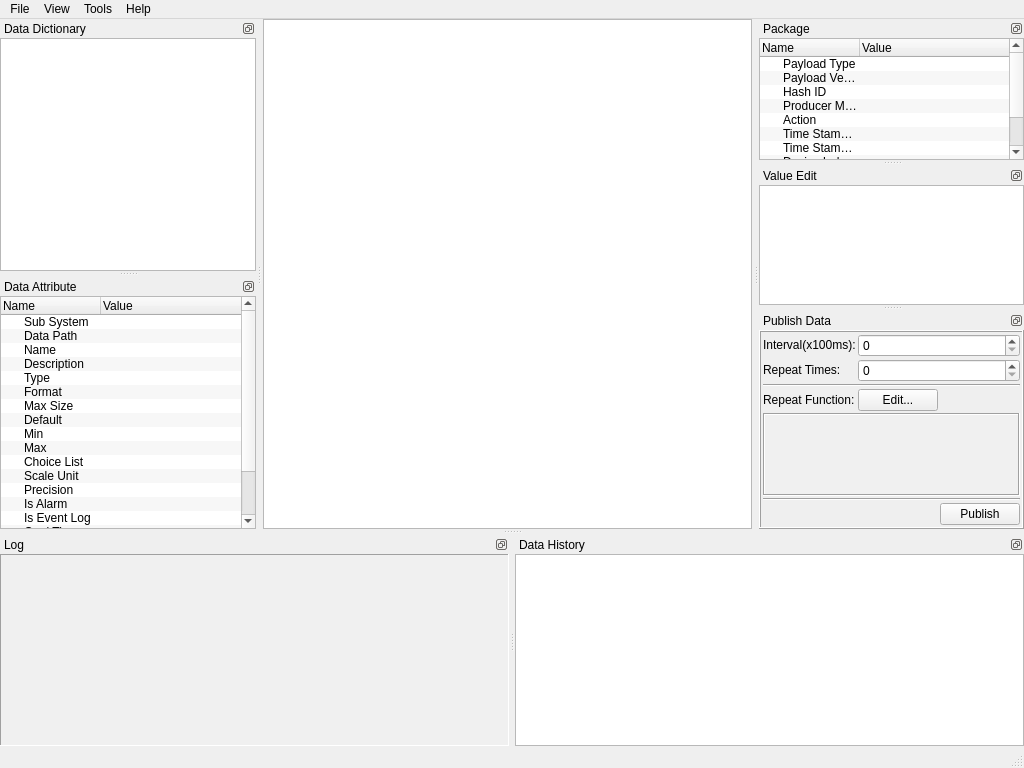
The window that simulator/uiapplication/WinMainUi.ui (zhanddkk/mqtt-utility) describes before a commit, drawn with Qt 5.
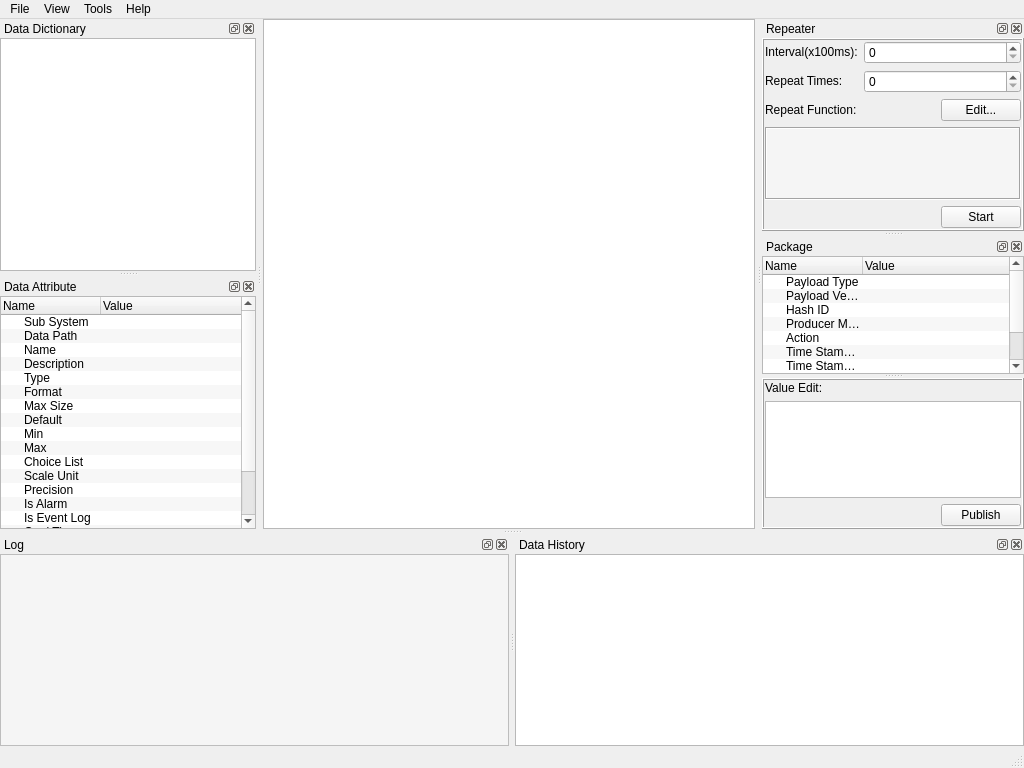
The same window after the commit. Icons and pictures are not drawn.

Commit message: Add repeat of publish feature

Patch:
```diff
--- a/simulator/uiapplication/WinMainUi.ui
+++ b/simulator/uiapplication/WinMainUi.ui
@@ -117,7 +117,7 @@
   <widget class="QStatusBar" name="statusbar"/>
   <widget class="QDockWidget" name="dockWidget">
    <property name="features">
-    <set>QDockWidget::DockWidgetFloatable|QDockWidget::DockWidgetMovable</set>
+    <set>QDockWidget::AllDockWidgetFeatures</set>
    </property>
    <property name="windowTitle">
     <string>Data Dictionary</string>
@@ -160,7 +160,7 @@
   </widget>
   <widget class="QDockWidget" name="dockWidget_2">
    <property name="features">
-    <set>QDockWidget::DockWidgetFloatable|QDockWidget::DockWidgetMovable</set>
+    <set>QDockWidget::AllDockWidgetFeatures</set>
    </property>
    <property name="windowTitle">
     <string>Log</string>
@@ -182,7 +182,7 @@
      <property name="bottomMargin">
       <number>0</number>
      </property>
-     <item row="0" column="0">
+     <item row="1" column="0">
       <widget class="QPlainTextEdit" name="log_plain_text_edit">
        <property name="font">
         <font>
@@ -191,10 +191,10 @@
         </font>
        </property>
        <property name="styleSheet">
-        <string notr="true">background-color: rgb(240, 240, 240);</string>
+        <string notr="true">background-color: rgb(245, 245, 245);</string>
        </property>
        <property name="frameShape">
-        <enum>QFrame::Panel</enum>
+        <enum>QFrame::StyledPanel</enum>
        </property>
        <property name="readOnly">
         <bool>true</bool>
@@ -206,7 +206,7 @@
   </widget>
   <widget class="QDockWidget" name="dockWidget_3">
    <property name="features">
-    <set>QDockWidget::DockWidgetFloatable|QDockWidget::DockWidgetMovable</set>
+    <set>QDockWidget::AllDockWidgetFeatures</set>
    </property>
    <property name="windowTitle">
     <string>Data Attribute</string>
@@ -354,158 +354,10 @@
   </widget>
   <widget class="QDockWidget" name="dockWidget_4">
    <property name="features">
-    <set>QDockWidget::DockWidgetFloatable|QDockWidget::DockWidgetMovable</set>
+    <set>QDockWidget::AllDockWidgetFeatures</set>
    </property>
    <property name="windowTitle">
-    <string>Package</string>
-   </property>
-   <attribute name="dockWidgetArea">
-    <number>2</number>
-   </attribute>
-   <widget class="QWidget" name="dockWidgetContents_4">
-    <layout class="QGridLayout" name="gridLayout_5">
-     <property name="leftMargin">
-      <number>0</number>
-     </property>
-     <property name="topMargin">
-      <number>0</number>
-     </property>
-     <property name="rightMargin">
-      <number>0</number>
-     </property>
-     <property name="bottomMargin">
-      <number>0</number>
-     </property>
-     <item row="0" column="0">
-      <widget class="QTreeWidget" name="package_tree_widget">
-       <property name="alternatingRowColors">
-        <bool>true</bool>
-       </property>
-       <column>
-        <property name="text">
-         <string>Name</string>
-        </property>
-       </column>
-       <column>
-        <property name="text">
-         <string>Value</string>
-        </property>
-       </column>
-       <item>
-        <property name="text">
-         <string>Payload Type</string>
-        </property>
-        <property name="flags">
-         <set>ItemIsSelectable|ItemIsEditable|ItemIsDragEnabled|ItemIsUserCheckable|ItemIsEnabled</set>
-        </property>
-       </item>
-       <item>
-        <property name="text">
-         <string>Payload Version</string>
-        </property>
-        <property name="flags">
-         <set>ItemIsSelectable|ItemIsEditable|ItemIsDragEnabled|ItemIsUserCheckable|ItemIsEnabled</set>
-        </property>
-       </item>
-       <item>
-        <property name="text">
-         <string>Hash ID</string>
-        </property>
-       </item>
-       <item>
-        <property name="text">
-         <string>Producer Mask</string>
-        </property>
-        <property name="flags">
-         <set>ItemIsSelectable|ItemIsEditable|ItemIsDragEnabled|ItemIsUserCheckable|ItemIsEnabled</set>
-        </property>
-       </item>
-       <item>
-        <property name="text">
-         <string>Action</string>
-        </property>
-        <property name="flags">
-         <set>ItemIsSelectable|ItemIsEditable|ItemIsDragEnabled|ItemIsUserCheckable|ItemIsEnabled</set>
-        </property>
-       </item>
-       <item>
-        <property name="text">
-         <string>Time Stamp (ms)</string>
-        </property>
-        <property name="flags">
-         <set>ItemIsSelectable|ItemIsEditable|ItemIsDragEnabled|ItemIsUserCheckable|ItemIsEnabled</set>
-        </property>
-       </item>
-       <item>
-        <property name="text">
-         <string>Time Stamp (s)</string>
-        </property>
-        <property name="flags">
-         <set>ItemIsSelectable|ItemIsEditable|ItemIsDragEnabled|ItemIsUserCheckable|ItemIsEnabled</set>
-        </property>
-       </item>
-       <item>
-        <property name="text">
-         <string>Device Index</string>
-        </property>
-       </item>
-       <item>
-        <property name="text">
-         <string>Data Obj Ref Type</string>
-        </property>
-        <property name="flags">
-         <set>ItemIsSelectable|ItemIsEditable|ItemIsDragEnabled|ItemIsUserCheckable|ItemIsEnabled</set>
-        </property>
-       </item>
-       <item>
-        <property name="text">
-         <string>Data Obj Ref Value</string>
-        </property>
-        <property name="flags">
-         <set>ItemIsSelectable|ItemIsEditable|ItemIsDragEnabled|ItemIsUserCheckable|ItemIsEnabled</set>
-        </property>
-       </item>
-      </widget>
-     </item>
-    </layout>
-   </widget>
-  </widget>
-  <widget class="QDockWidget" name="dockWidget_5">
-   <property name="features">
-    <set>QDockWidget::DockWidgetFloatable|QDockWidget::DockWidgetMovable</set>
-   </property>
-   <property name="windowTitle">
-    <string>Value Edit</string>
-   </property>
-   <attribute name="dockWidgetArea">
-    <number>2</number>
-   </attribute>
-   <widget class="QWidget" name="dockWidgetContents_5">
-    <layout class="QGridLayout" name="gridLayout_6">
-     <property name="leftMargin">
-      <number>0</number>
-     </property>
-     <property name="topMargin">
-      <number>0</number>
-     </property>
-     <property name="rightMargin">
-      <number>0</number>
-     </property>
-     <property name="bottomMargin">
-      <number>0</number>
-     </property>
-     <item row="0" column="0">
-      <widget class="QTreeView" name="value_edit_tree_view"/>
-     </item>
-    </layout>
-   </widget>
-  </widget>
-  <widget class="QDockWidget" name="dockWidget_6">
-   <property name="features">
-    <set>QDockWidget::DockWidgetFloatable|QDockWidget::DockWidgetMovable</set>
-   </property>
-   <property name="windowTitle">
-    <string>Publish Data</string>
+    <string>Repeater</string>
    </property>
    <attribute name="dockWidgetArea">
     <number>2</number>
@@ -534,76 +386,32 @@
        </property>
        <layout class="QGridLayout" name="gridLayout_9">
         <property name="leftMargin">
-         <number>2</number>
+         <number>1</number>
         </property>
         <property name="topMargin">
-         <number>2</number>
+         <number>1</number>
         </property>
         <property name="rightMargin">
-         <number>2</number>
+         <number>1</number>
         </property>
         <property name="bottomMargin">
-         <number>2</number>
+         <number>1</number>
         </property>
-        <property name="spacing">
-         <number>2</number>
-        </property>
-        <item row="0" column="0">
-         <widget class="QLabel" name="label">
-          <property name="sizePolicy">
-           <sizepolicy hsizetype="Fixed" vsizetype="Fixed">
-            <horstretch>0</horstretch>
-            <verstretch>0</verstretch>
-           </sizepolicy>
-          </property>
-          <property name="text">
-           <string>Interval(x100ms):</string>
-          </property>
-         </widget>
-        </item>
-        <item row="3" column="1">
-         <widget class="QPushButton" name="edit_user_function_push_button">
-          <property name="sizePolicy">
-           <sizepolicy hsizetype="Fixed" vsizetype="Fixed">
-            <horstretch>0</horstretch>
-            <verstretch>0</verstretch>
-           </sizepolicy>
-          </property>
-          <property name="text">
-           <string>Edit...</string>
-          </property>
-         </widget>
-        </item>
-        <item row="3" column="0">
-         <widget class="QLabel" name="label_3">
-          <property name="sizePolicy">
-           <sizepolicy hsizetype="Fixed" vsizetype="Fixed">
-            <horstretch>0</horstretch>
-            <verstretch>0</verstretch>
-           </sizepolicy>
-          </property>
-          <property name="text">
-           <string>Repeat Function:</string>
-          </property>
-         </widget>
-        </item>
-        <item row="0" column="1" colspan="2">
-         <widget class="QSpinBox" name="interval_spin_box">
-          <property name="sizePolicy">
-           <sizepolicy hsizetype="Minimum" vsizetype="Fixed">
-            <horstretch>0</horstretch>
-            <verstretch>0</verstretch>
-           </sizepolicy>
-          </property>
-         </widget>
-        </item>
-        <item row="1" column="1" colspan="2">
-         <widget class="QSpinBox" name="repeate_times_spin_box"/>
-        </item>
-        <item row="4" column="0" colspan="3">
+        <item row="3" column="0" colspan="3">
          <widget class="QPlainTextEdit" name="user_function_plain_text_edit">
+          <property name="sizePolicy">
+           <sizepolicy hsizetype="Expanding" vsizetype="Expanding">
+            <horstretch>0</horstretch>
+            <verstretch>0</verstretch>
+           </sizepolicy>
+          </property>
+          <property name="font">
+           <font>
+            <family>Courier New</family>
+           </font>
+          </property>
           <property name="styleSheet">
-           <string notr="true">background-color: rgb(240, 240, 240);</string>
+           <string notr="true">background-color: rgb(245, 245, 245);</string>
           </property>
           <property name="frameShape">
            <enum>QFrame::Box</enum>
@@ -613,13 +421,6 @@
           </property>
          </widget>
         </item>
-        <item row="2" column="0" colspan="3">
-         <widget class="Line" name="line">
-          <property name="orientation">
-           <enum>Qt::Horizontal</enum>
-          </property>
-         </widget>
-        </item>
         <item row="1" column="0">
          <widget class="QLabel" name="label_2">
           <property name="sizePolicy">
@@ -633,7 +434,59 @@
           </property>
          </widget>
         </item>
-        <item row="6" column="1">
+        <item row="0" column="0">
+         <widget class="QLabel" name="label">
+          <property name="sizePolicy">
+           <sizepolicy hsizetype="Fixed" vsizetype="Fixed">
+            <horstretch>0</horstretch>
+            <verstretch>0</verstretch>
+           </sizepolicy>
+          </property>
+          <property name="text">
+           <string>Interval(x100ms):</string>
+          </property>
+         </widget>
+        </item>
+        <item row="2" column="0">
+         <widget class="QLabel" name="label_3">
+          <property name="sizePolicy">
+           <sizepolicy hsizetype="Fixed" vsizetype="Fixed">
+            <horstretch>0</horstretch>
+            <verstretch>0</verstretch>
+           </sizepolicy>
+          </property>
+          <property name="text">
+           <string>Repeat Function:</string>
+          </property>
+         </widget>
+        </item>
+        <item row="4" column="2">
+         <widget class="QPushButton" name="repeater_push_button">
+          <property name="sizePolicy">
+           <sizepolicy hsizetype="Fixed" vsizetype="Fixed">
+            <horstretch>0</horstretch>
+            <verstretch>0</verstretch>
+           </sizepolicy>
+          </property>
+          <property name="text">
+           <string>Start</string>
+          </property>
+         </widget>
+        </item>
+        <item row="2" column="2">
+         <widget class="QPushButton" name="edit_user_function_push_button">
+          <property name="sizePolicy">
+           <sizepolicy hsizetype="Fixed" vsizetype="Fixed">
+            <horstretch>0</horstretch>
+            <verstretch>0</verstretch>
+           </sizepolicy>
+          </property>
+          <property name="text">
+           <string>Edit...</string>
+          </property>
+         </widget>
+        </item>
+        <item row="4" column="1">
          <spacer name="horizontalSpacer">
           <property name="orientation">
            <enum>Qt::Horizontal</enum>
@@ -646,23 +499,23 @@
           </property>
          </spacer>
         </item>
-        <item row="6" column="2">
-         <widget class="QPushButton" name="publish_push_button">
+        <item row="1" column="1" colspan="2">
+         <widget class="QSpinBox" name="repeate_times_spin_box">
           <property name="sizePolicy">
-           <sizepolicy hsizetype="Fixed" vsizetype="Fixed">
+           <sizepolicy hsizetype="Expanding" vsizetype="Fixed">
             <horstretch>0</horstretch>
             <verstretch>0</verstretch>
            </sizepolicy>
           </property>
-          <property name="text">
-           <string>Publish</string>
-          </property>
          </widget>
         </item>
-        <item row="5" column="0" colspan="3">
-         <widget class="Line" name="line_2">
-          <property name="orientation">
-           <enum>Qt::Horizontal</enum>
+        <item row="0" column="1" colspan="2">
+         <widget class="QSpinBox" name="interval_spin_box">
+          <property name="sizePolicy">
+           <sizepolicy hsizetype="Expanding" vsizetype="Fixed">
+            <horstretch>0</horstretch>
+            <verstretch>0</verstretch>
+           </sizepolicy>
           </property>
          </widget>
         </item>
@@ -674,7 +527,7 @@
   </widget>
   <widget class="QDockWidget" name="dockWidget_7">
    <property name="features">
-    <set>QDockWidget::DockWidgetFloatable|QDockWidget::DockWidgetMovable</set>
+    <set>QDockWidget::AllDockWidgetFeatures</set>
    </property>
    <property name="windowTitle">
     <string>Data History</string>
@@ -702,6 +555,177 @@
     </layout>
    </widget>
   </widget>
+  <widget class="QDockWidget" name="package_dock_widget">
+   <property name="features">
+    <set>QDockWidget::AllDockWidgetFeatures</set>
+   </property>
+   <property name="windowTitle">
+    <string>Package</string>
+   </property>
+   <attribute name="dockWidgetArea">
+    <number>2</number>
+   </attribute>
+   <widget class="QWidget" name="dockWidgetContents_8">
+    <layout class="QGridLayout" name="gridLayout_6">
+     <property name="leftMargin">
+      <number>0</number>
+     </property>
+     <property name="topMargin">
+      <number>0</number>
+     </property>
+     <property name="rightMargin">
+      <number>0</number>
+     </property>
+     <property name="bottomMargin">
+      <number>0</number>
+     </property>
+     <item row="0" column="0">
+      <widget class="QSplitter" name="splitter">
+       <property name="orientation">
+        <enum>Qt::Vertical</enum>
+       </property>
+       <widget class="QTreeWidget" name="package_tree_widget">
+        <property name="alternatingRowColors">
+         <bool>true</bool>
+        </property>
+        <column>
+         <property name="text">
+          <string>Name</string>
+         </property>
+        </column>
+        <column>
+         <property name="text">
+          <string>Value</string>
+         </property>
+        </column>
+        <item>
+         <property name="text">
+          <string>Payload Type</string>
+         </property>
+         <property name="flags">
+          <set>ItemIsSelectable|ItemIsEditable|ItemIsDragEnabled|ItemIsUserCheckable|ItemIsEnabled</set>
+         </property>
+        </item>
+        <item>
+         <property name="text">
+          <string>Payload Version</string>
+         </property>
+         <property name="flags">
+          <set>ItemIsSelectable|ItemIsEditable|ItemIsDragEnabled|ItemIsUserCheckable|ItemIsEnabled</set>
+         </property>
+        </item>
+        <item>
+         <property name="text">
+          <string>Hash ID</string>
+         </property>
+        </item>
+        <item>
+         <property name="text">
+          <string>Producer Mask</string>
+         </property>
+         <property name="flags">
+          <set>ItemIsSelectable|ItemIsEditable|ItemIsDragEnabled|ItemIsUserCheckable|ItemIsEnabled</set>
+         </property>
+        </item>
+        <item>
+         <property name="text">
+          <string>Action</string>
+         </property>
+         <property name="flags">
+          <set>ItemIsSelectable|ItemIsEditable|ItemIsDragEnabled|ItemIsUserCheckable|ItemIsEnabled</set>
+         </property>
+        </item>
+        <item>
+         <property name="text">
+          <string>Time Stamp (s)</string>
+         </property>
+         <property name="flags">
+          <set>ItemIsSelectable|ItemIsEditable|ItemIsDragEnabled|ItemIsUserCheckable|ItemIsEnabled</set>
+         </property>
+        </item>
+        <item>
+         <property name="text">
+          <string>Time Stamp (ms)</string>
+         </property>
+         <property name="flags">
+          <set>ItemIsSelectable|ItemIsEditable|ItemIsDragEnabled|ItemIsUserCheckable|ItemIsEnabled</set>
+         </property>
+        </item>
+        <item>
+         <property name="text">
+          <string>Device Index</string>
+         </property>
+        </item>
+        <item>
+         <property name="text">
+          <string>Data Obj Ref Type</string>
+         </property>
+         <property name="flags">
+          <set>ItemIsSelectable|ItemIsEditable|ItemIsDragEnabled|ItemIsUserCheckable|ItemIsEnabled</set>
+         </property>
+        </item>
+        <item>
+         <property name="text">
+          <string>Data Obj Ref Value</string>
+         </property>
+         <property name="flags">
+          <set>ItemIsSelectable|ItemIsEditable|ItemIsDragEnabled|ItemIsUserCheckable|ItemIsEnabled</set>
+         </property>
+        </item>
+       </widget>
+       <widget class="QFrame" name="bottom_frame">
+        <property name="frameShape">
+         <enum>QFrame::Box</enum>
+        </property>
+        <property name="frameShadow">
+         <enum>QFrame::Raised</enum>
+        </property>
+        <layout class="QGridLayout" name="gridLayout_5">
+         <property name="leftMargin">
+          <number>1</number>
+         </property>
+         <property name="topMargin">
+          <number>1</number>
+         </property>
+         <property name="rightMargin">
+          <number>1</number>
+         </property>
+         <property name="bottomMargin">
+          <number>1</number>
+         </property>
+         <item row="0" column="0">
+          <widget class="QLabel" name="label_4">
+           <property name="text">
+            <string>Value Edit:</string>
+           </property>
+          </widget>
+         </item>
+         <item row="2" column="1">
+          <widget class="QPushButton" name="publish_push_button">
+           <property name="sizePolicy">
+            <sizepolicy hsizetype="Fixed" vsizetype="Fixed">
+             <horstretch>0</horstretch>
+             <verstretch>0</verstretch>
+            </sizepolicy>
+           </property>
+           <property name="text">
+            <string>Publish</string>
+           </property>
+          </widget>
+         </item>
+         <item row="1" column="0" colspan="2">
+          <widget class="QTreeView" name="value_edit_tree_view"/>
+         </item>
+        </layout>
+        <zorder>label_4</zorder>
+        <zorder>publish_push_button</zorder>
+        <zorder>value_edit_tree_view</zorder>
+       </widget>
+      </widget>
+     </item>
+    </layout>
+   </widget>
+  </widget>
   <action name="actionImport">
    <property name="text">
     <string>Import</string>
```
Left out of the diff: 57 changed lines with no effect on the pictures. The commit also changes 8 other files.
